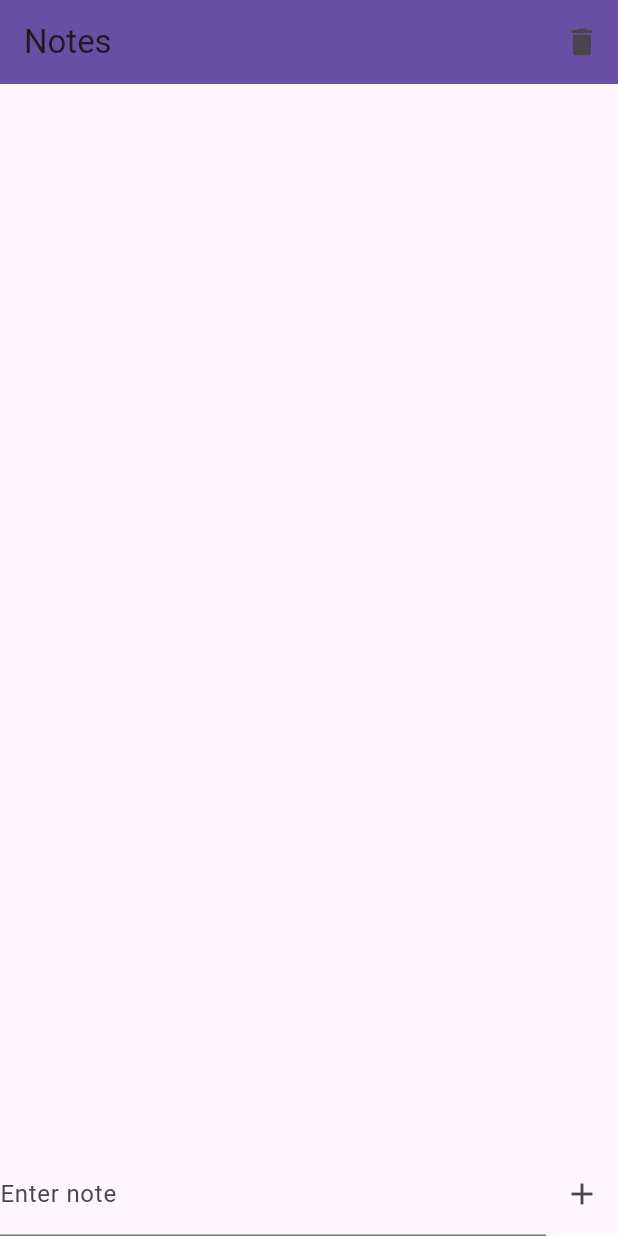
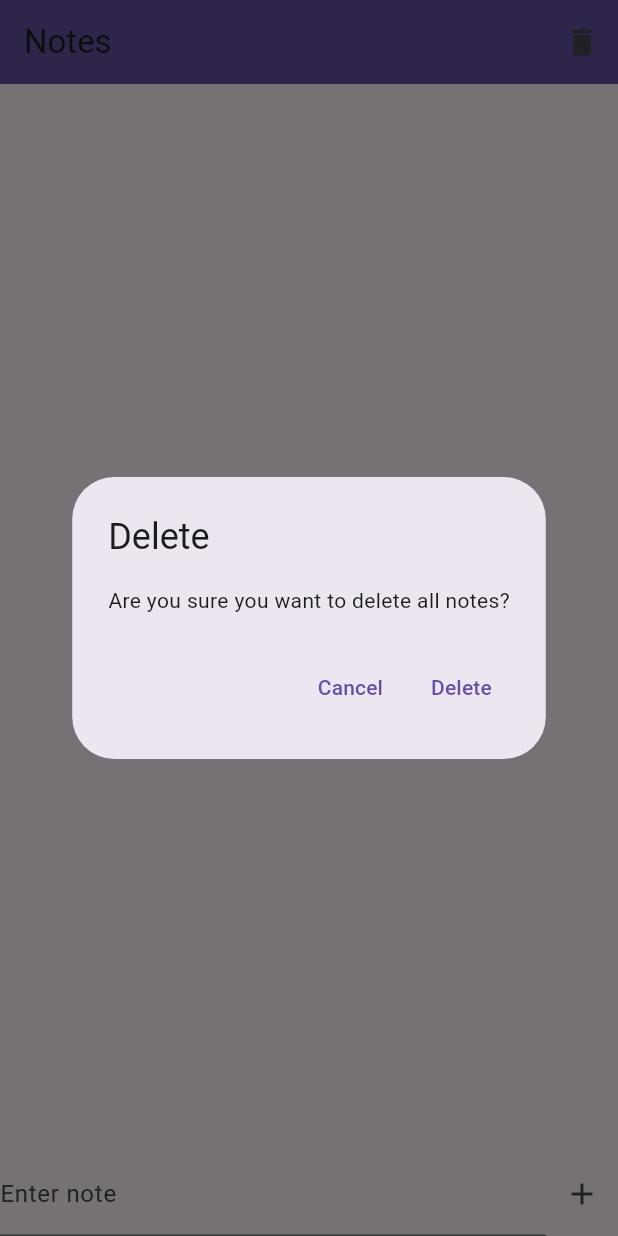
Before and after one commit to xtul9/notes, a Flutter app: the screen it shows once a user with an empty profile is signed in, after a tap on the "delete" icon, on a phone screen of 412 x 824 dp. Run offline on Flutter 3.47's test engine with Material 3 defaults, Android fonts, the phone set to English and light mode, and no system bars; our stand-ins replace cloud_firestore, firebase_auth, firebase_core; accounts and stored records are empty; network calls fail.

Commit message:
added confirmation dialog

```diff
--- a/lib/home/home_page.dart
+++ b/lib/home/home_page.dart
@@ -24,6 +24,10 @@ class _HomePageState extends State<HomePage> {
     _downloadNotes();
   }
 
+  void onError(String message) {
+    _showSnackBar(message);
+  }
+
   void _showSnackBar(String message) {
     ScaffoldMessenger.of(context).showSnackBar(
       SnackBar(
@@ -35,11 +39,34 @@ class _HomePageState extends State<HomePage> {
     );
   }
 
+  void _showConfirmationDialog(
+      String title, String content, VoidCallback onConfirm) {
+    showDialog(
+      context: context,
+      builder: (BuildContext context) {
+        return AlertDialog(
+          title: Text(title),
+          content: Text(content),
+          actions: <Widget>[
+            TextButton(
+              child: Text(AppLocalizations.of(context)!.cancel),
+              onPressed: () {
+                Navigator.of(context).pop();
+              },
+            ),
+            TextButton(
+              onPressed: onConfirm,
+              child: Text(AppLocalizations.of(context)!.delete),
+            ),
+          ],
+        );
+      },
+    );
+  }
+
   Future<void> _downloadNotes() async {
-    onError() =>
-        {_showSnackBar(AppLocalizations.of(context)!.failedFetchingNotes)};
-
-    final notes = await _dataAccess.getNotesFromFirestore(userId, onError);
+    final notes = await _dataAccess.getNotesFromFirestore(userId,
+        () => onError(AppLocalizations.of(context)!.failedFetchingNotes));
 
     for (var doc in notes.docs) {
       setState(() {
@@ -86,28 +113,42 @@ class _HomePageState extends State<HomePage> {
     }
   }
 
-  void _clearNotes() async {
-    onError() =>
-        {_showSnackBar(AppLocalizations.of(context)!.failedDeletingNote)};
+  void _clearNotes() {
+    onClearError() => onError(AppLocalizations.of(context)!.failedDeletingNote);
 
-    final notes = await _dataAccess.getNotesFromFirestore(userId, onError);
+    onConfirm() async {
+      final notes =
+          await _dataAccess.getNotesFromFirestore(userId, onClearError);
+      await _dataAccess.clearNotesFromFirestore(notes.docs, onClearError);
 
-    await _dataAccess.clearNotesFromFirestore(notes.docs, onError);
+      setState(() {
+        _notes.clear();
+      });
 
-    setState(() {
-      _notes.clear();
-    });
+      if (mounted) {
+        Navigator.of(context).pop();
+      }
+    }
+
+    _showConfirmationDialog(AppLocalizations.of(context)!.delete,
+        AppLocalizations.of(context)!.confirmDeleteAllNotes, onConfirm);
   }
 
   void _removeNote(int index) {
-    onError() =>
-        {_showSnackBar(AppLocalizations.of(context)!.failedDeletingNote)};
+    onConfirm() {
+      _dataAccess.deleteNoteFromFirestore(_notes[index].document!,
+          () => onError(AppLocalizations.of(context)!.failedDeletingNote));
+      setState(() {
+        _notes.removeAt(index);
+      });
+      Navigator.of(context).pop();
+    }
 
-    _dataAccess.deleteNoteFromFirestore(_notes[index].document!, onError);
-
-    setState(() {
-      _notes.removeAt(index);
-    });
+    _showConfirmationDialog(
+      AppLocalizations.of(context)!.delete,
+      AppLocalizations.of(context)!.confirmDelete,
+      onConfirm,
+    );
   }
 
   @override
--- a/lib/l10n/app_localizations.dart
+++ b/lib/l10n/app_localizations.dart
@@ -121,6 +121,34 @@ class AppLocalizations {
     );
   }
 
+  String get confirmDelete {
+    return Intl.message(
+      'Are you sure you want to delete this note?',
+      name: 'confirmDelete',
+    );
+  }
+
+  String get confirmDeleteAllNotes {
+    return Intl.message(
+      'Are you sure you want to delete all notes?',
+      name: 'confirmDeleteAllNotes',
+    );
+  }
+
+  String get cancel {
+    return Intl.message(
+      'Cancel',
+      name: 'cancel',
+    );
+  }
+
+  String get delete {
+    return Intl.message(
+      'Delete',
+      name: 'delete',
+    );
+  }
+
   static LocalizationsDelegate<AppLocalizations> delegate =
       _AppLocalizationsDelegate();
 }
```
